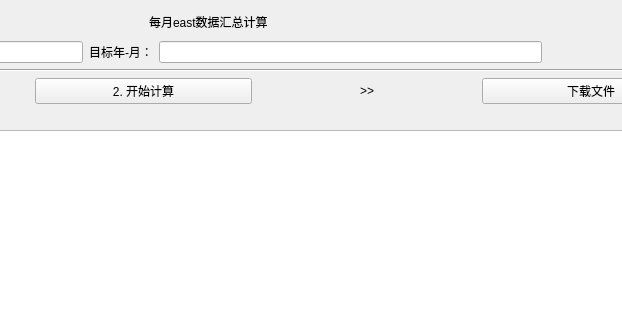
Qt form lwx_project/client/ui/monthly_east_data.ui (Cookie-HOO/lwx_project) before a commit; both pictures show x 422 to 1044 and y 0 to 320 of the 1355 by 865 pixel window.
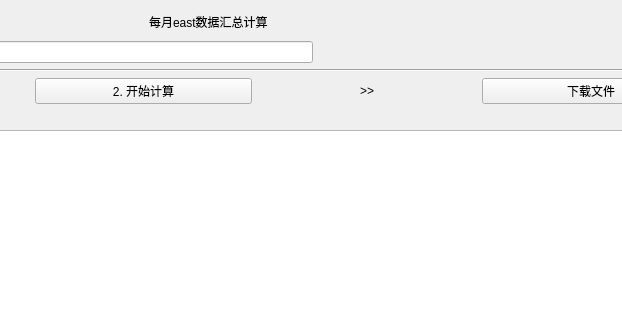
The same form after that commit.

Commit message: update: east data

Diff of the .ui file:
```diff
--- a/lwx_project/client/ui/monthly_east_data.ui
+++ b/lwx_project/client/ui/monthly_east_data.ui
@@ -101,20 +101,6 @@
         </property>
        </widget>
       </item>
-      <item>
-       <widget class="QLabel" name="label">
-        <property name="text">
-         <string>目标年-月：</string>
-        </property>
-       </widget>
-      </item>
-      <item>
-       <widget class="QLineEdit" name="target_year_month_text">
-        <property name="text">
-         <string/>
-        </property>
-       </widget>
-      </item>
       <item>
        <spacer name="horizontalSpacer">
         <property name="orientation">
```
The commit also changes 9 other files.
